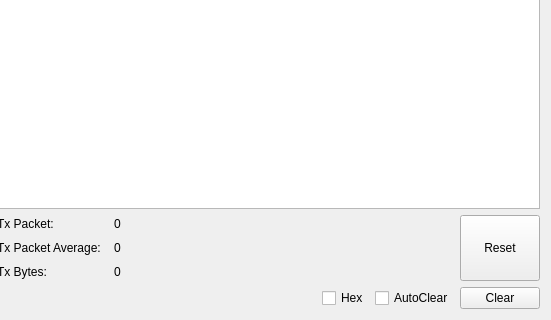
Old version of the form OneBox/UDPClient/UdpClientWidget.ui in the repository caijun2020/OneBox; both pictures show x 249 to 800 and y 280 to 600 of the 800 by 600 pixel window.
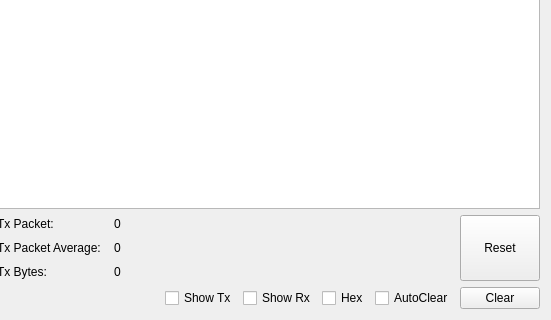
New version of the form.

Commit message: V1.0 2021-Dec-10 1. Add Show Tx/Rx checkbox in class TcoClientWidget/TcpServerWidget/UdpServerWidget/UdpClientWidget

Diff of the .ui file:
```diff
--- a/OneBox/UDPClient/UdpClientWidget.ui
+++ b/OneBox/UDPClient/UdpClientWidget.ui
@@ -322,6 +322,20 @@
        </property>
       </spacer>
      </item>
+     <item>
+      <widget class="QCheckBox" name="checkBox_showTx">
+       <property name="text">
+        <string>Show Tx</string>
+       </property>
+      </widget>
+     </item>
+     <item>
+      <widget class="QCheckBox" name="checkBox_showRx">
+       <property name="text">
+        <string>Show Rx</string>
+       </property>
+      </widget>
+     </item>
      <item>
       <widget class="QCheckBox" name="checkBox_hex">
        <property name="text">
```
The commit also changes 16 other files.
